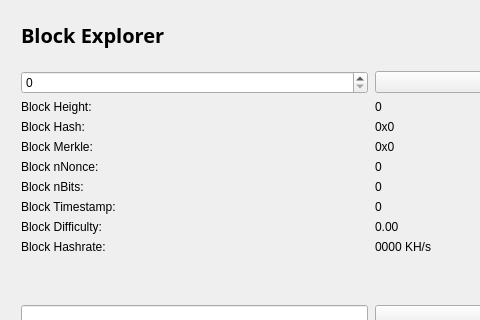
This is src/qt/forms/blockbrowser.ui in Fly-coin/Fly-coin as Qt 5 draws it before an edit; both pictures show x 0 to 480 and y 0 to 320 of the 794 by 405 pixel window. The edited form follows.
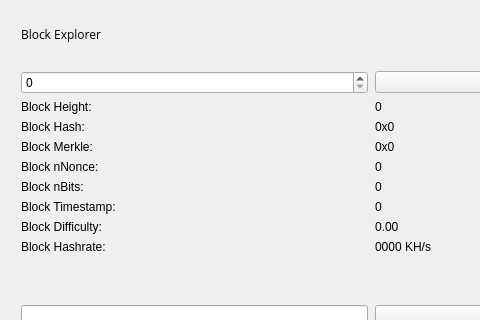
This is the edited form.

Patch:
```diff
--- a/src/qt/forms/blockbrowser.ui
+++ b/src/qt/forms/blockbrowser.ui
@@ -70,7 +70,7 @@
           </font>
          </property>
          <property name="text">
-          <string>&lt;html&gt;&lt;head/&gt;&lt;body&gt;&lt;p&gt;&lt;span style=&quot; font-size:20px; font-weight:600; color:#000000;&quot;&gt;Block Explorer &lt;/span&gt;&lt;/p&gt;&lt;/body&gt;&lt;/html&gt;</string>
+          <string>Block Explorer</string>
          </property>
         </widget>
        </item>
```
